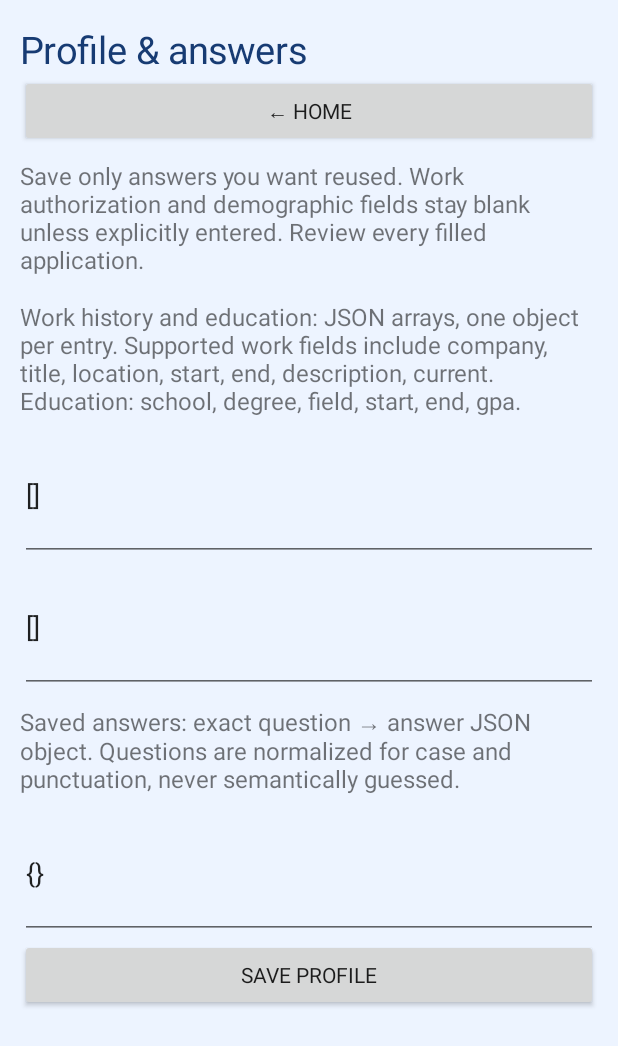
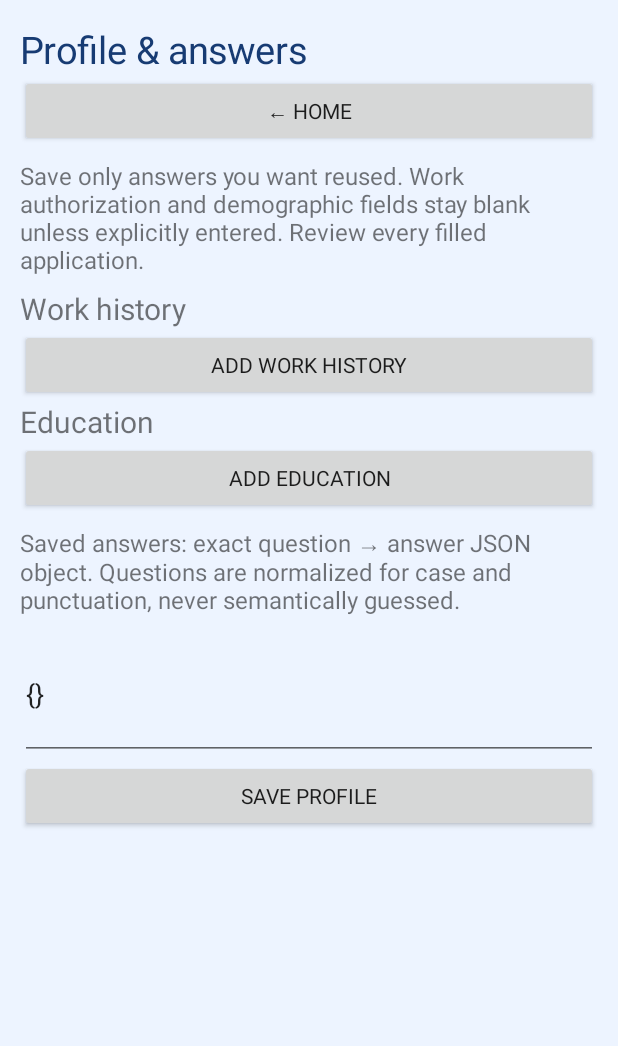
Before and after one commit to MashrafeeAryan/Simple, an Android app: the screen it shows after launch (MainActivity), after a tap on "PROFILE & SAVED ANSWERS", on a phone screen of 412 x 824 dp. Shown: the top 1046 px of the screen. Run offline under Robolectric (Android 15) with nearby library versions, the phone set to English and light mode, and no system bars.

Commit message:
Replace raw history JSON with add and remove entry cards

```diff
--- a/app/src/main/java/app/simple/MainActivity.java
+++ b/app/src/main/java/app/simple/MainActivity.java
@@ -15,9 +15,9 @@ public class MainActivity extends Activity {
  EditText edit(String hint,String value,boolean multi){EditText e=new EditText(this);e.setHint(hint);e.setText(value);e.setSingleLine(!multi);if(multi)e.setMinLines(3);body.addView(e);return e;}
  void home(){stopLoop();layout("Simple 🌱");text("Your application, with less repetition. Share a link from Chrome to begin.");EditText link=edit("Paste an HTTPS job or application link","",false);button("Open application",()->open(link.getText().toString()));button("Profile & saved answers",this::profile);button("Documents",this::documents);button("Applications",this::tracker);button("Account & sync",this::account);}
  void profile(){layout("Profile & answers");button("← Home",this::home);text("Save only answers you want reused. Work authorization and demographic fields stay blank unless explicitly entered. Review every filled application.");JSONObject data=store.read();JSONObject p=data.optJSONObject("profile");if(p==null)p=new JSONObject();java.util.Map<String,EditText> inputs=new java.util.LinkedHashMap<>();try{JSONArray rr=new JSONArray(rules);for(int i=0;i<rr.length();i++){JSONObject rule=rr.getJSONObject(i);String key=rule.getString("key");if(!key.contains("."))inputs.put(key,edit(rule.getJSONArray("aliases").getString(0),p.optString(key),false));}}catch(Exception e){toast("Profile schema error");}
- text("Work history and education: JSON arrays, one object per entry. Supported work fields include company, title, location, start, end, description, current. Education: school, degree, field, start, end, gpa.");EditText work=edit("Work history []",data.optJSONArray("work")==null?"[]":data.optJSONArray("work").toString(),true);EditText education=edit("Education []",data.optJSONArray("education")==null?"[]":data.optJSONArray("education").toString(),true);
+ Entries work=new Entries(this,body,"Work history",data.optJSONArray("work"),new String[]{"company","title","location","start","end","description","current"});Entries education=new Entries(this,body,"Education",data.optJSONArray("education"),new String[]{"school","degree","field","start","end","gpa"});
  text("Saved answers: exact question → answer JSON object. Questions are normalized for case and punctuation, never semantically guessed.");EditText answers=edit("Saved answers {}",data.optJSONObject("answers")==null?"{}":data.optJSONObject("answers").toString(),true);
- button("Save profile",()->{try{JSONObject profile=new JSONObject();for(String key:inputs.keySet()){String value=inputs.get(key).getText().toString().trim();if(!value.isEmpty())profile.put(key,value);}JSONObject normalized=new JSONObject(),raw=new JSONObject(answers.getText().toString());java.util.Iterator<String> keys=raw.keys();while(keys.hasNext()){String q=keys.next();normalized.put(q.toLowerCase(java.util.Locale.ROOT).replaceAll("[^\\p{L}\\p{N}]+"," ").trim(),raw.get(q));}JSONObject latest=store.read();latest.put("profile",profile).put("work",new JSONArray(work.getText().toString())).put("education",new JSONArray(education.getText().toString())).put("answers",normalized);store.save(latest);toast("Profile saved on device");}catch(Exception e){toast("Invalid profile JSON: "+e.getMessage());}});}
+ button("Save profile",()->{try{JSONObject profile=new JSONObject();for(String key:inputs.keySet()){String value=inputs.get(key).getText().toString().trim();if(!value.isEmpty())profile.put(key,value);}JSONObject normalized=new JSONObject(),raw=new JSONObject(answers.getText().toString());java.util.Iterator<String> keys=raw.keys();while(keys.hasNext()){String q=keys.next();normalized.put(q.toLowerCase(java.util.Locale.ROOT).replaceAll("[^\\p{L}\\p{N}]+"," ").trim(),raw.get(q));}JSONObject latest=store.read();latest.put("profile",profile).put("work",work.read()).put("education",education.read()).put("answers",normalized);store.save(latest);toast("Profile saved on device");}catch(Exception e){toast("Invalid profile JSON: "+e.getMessage());}});}
  void documents(){layout("Documents");button("← Home",this::home);JSONObject d=store.read();text("Select PDF or DOCX. Scanned PDFs use on-device OCR. Documents stay in private app storage.");button("Select résumé",()->pick("resume"));button("Select cover letter file",()->pick("cover"));EditText resumeText=edit("Résumé text (extracted or pasted)",d.optString("resumeText"),true);EditText coverText=edit("Cover letter text",d.optJSONObject("profile")==null?"":d.optJSONObject("profile").optString("coverText"),true);button("Save text",()->{try{JSONObject latest=store.read(),p=latest.optJSONObject("profile");if(p==null)p=new JSONObject();p.put("coverText",coverText.getText().toString());latest.put("profile",p).put("resumeText",resumeText.getText().toString());store.save(latest);toast("Saved");}catch(Exception e){toast("Save failed");}});EditText job=edit("Paste job description",jobText,true);button("Compare keywords",()->new AlertDialog.Builder(this).setTitle("Résumé keywords").setMessage(Keywords.compare(resumeText.getText().toString(),job.getText().toString())).setPositiveButton("Done",null).show());}
  void pick(String kind){picking=kind;Intent i=new Intent(Intent.ACTION_OPEN_DOCUMENT).setType("*/*").addCategory(Intent.CATEGORY_OPENABLE);i.putExtra(Intent.EXTRA_MIME_TYPES,new String[]{"application/pdf","application/vnd.openxmlformats-officedocument.wordprocessingml.document"});startActivityForResult(i,10);}
  protected void onActivityResult(int request,int result,Intent data){super.onActivityResult(request,result,data);if(request==10&&result==RESULT_OK&&data!=null){String kind=picking;Uri u=data.getData();background(()->{File f=Documents.copy(this,u,kind);String parsed=Documents.extract(this,f);JSONObject latest=store.read();latest.put(kind+"File",f.getName());if(kind.equals("resume"))latest.put("resumeText",parsed);else{JSONObject p=latest.optJSONObject("profile");if(p==null)p=new JSONObject();p.put("coverText",parsed);latest.put("profile",p);}store.save(latest);runOnUiThread(this::documents);});}else if(request==20){if(upload!=null){upload.onReceiveValue(WebChromeClient.FileChooserParams.parseResult(result,data));upload=null;}}}
```
